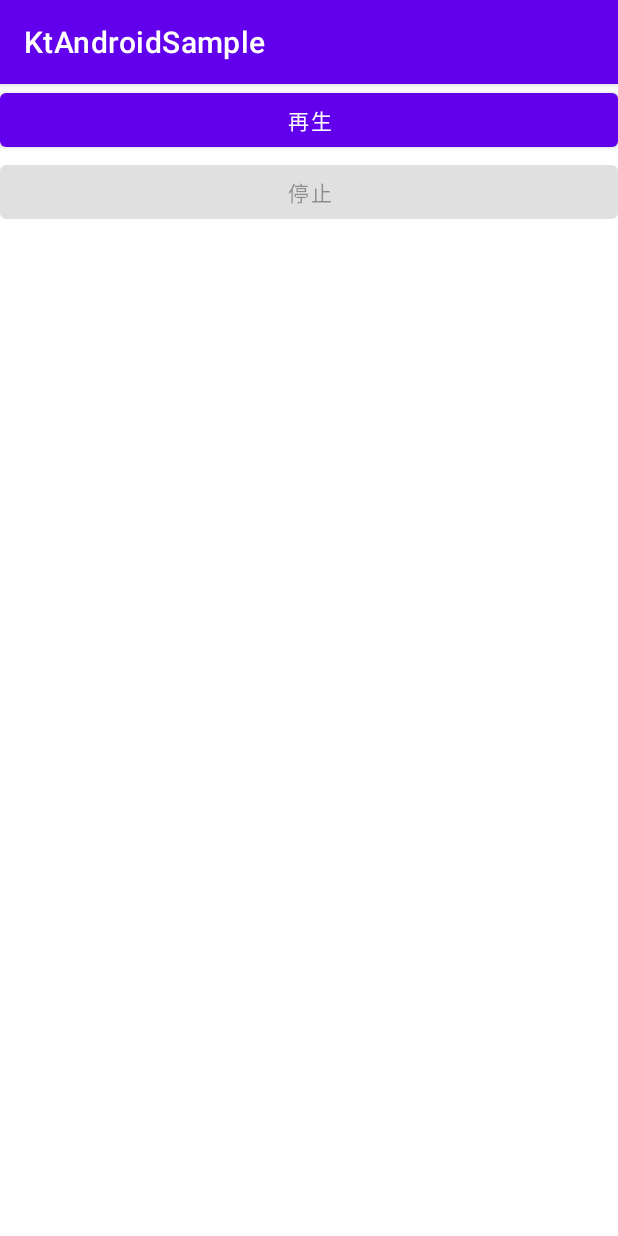
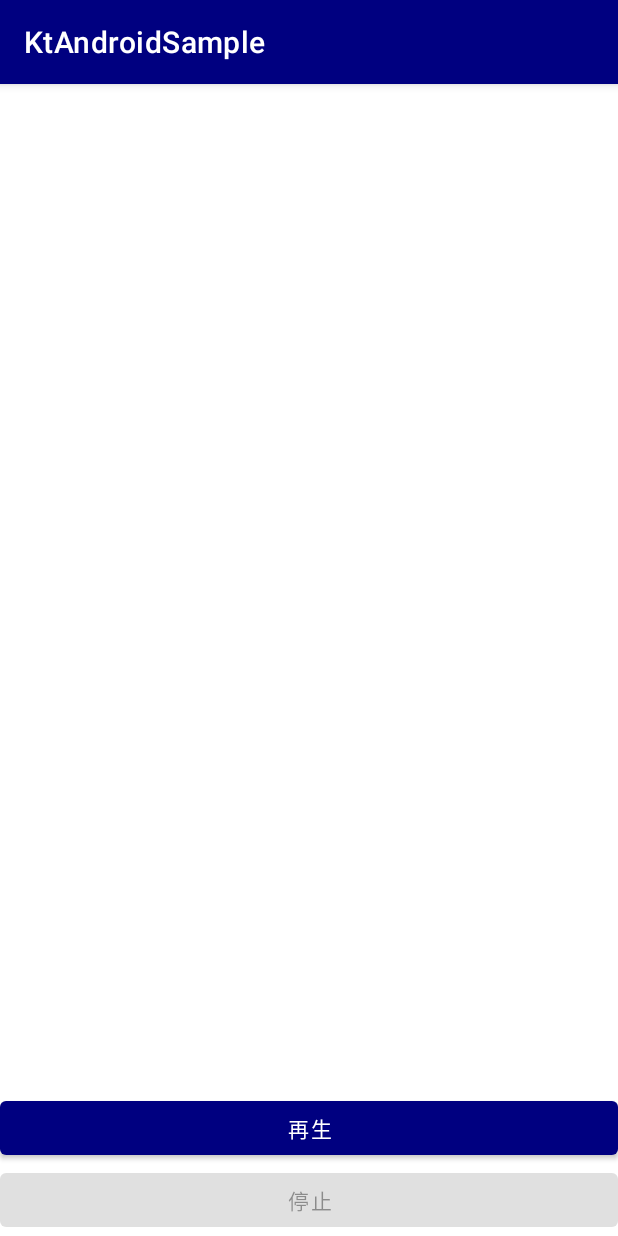
Before and after one commit to nao-sato/AndroidSamplesApp, an Android app: the ServiceActivity screen opened directly, with no data from a screen before it, on a phone screen of 412 x 824 dp. Run offline under Robolectric (Android 15) with nearby library versions, the phone set to English and light mode, and no system bars; our stand-ins replace data binding.

Commit message:
・テーマカラーを変更 ・サービスのレイアウトを変更

```diff
--- a/app/src/main/res/layout/activity_service.xml
+++ b/app/src/main/res/layout/activity_service.xml
@@ -14,7 +14,7 @@
             android:layout_height="wrap_content"
             android:text="@string/bt_play_play"
             app:layout_constraintStart_toStartOf="parent"
-            app:layout_constraintTop_toTopOf="parent"/>
+            app:layout_constraintBottom_toTopOf="@id/bt_stop"/>
 
         <Button
             android:id="@+id/bt_stop"
@@ -23,7 +23,7 @@
             android:text="@string/bt_play_stop"
             android:enabled="false"
             app:layout_constraintStart_toStartOf="parent"
-            app:layout_constraintTop_toBottomOf="@+id/bt_play"/>
+            app:layout_constraintBottom_toBottomOf="parent"/>
 
     </androidx.constraintlayout.widget.ConstraintLayout>
 </layout>
--- a/app/src/main/res/values/colors.xml
+++ b/app/src/main/res/values/colors.xml
@@ -8,4 +8,6 @@
     <color name="black">#FF000000</color>
     <color name="white">#FFFFFFFF</color>
     <color name="LightSlateGray">#778899</color>
+    <color name="DodgerBlue">#1E90FF</color>
+    <color name="Navy">#000080</color>
 </resources>
--- a/app/src/main/res/values/themes.xml
+++ b/app/src/main/res/values/themes.xml
@@ -2,7 +2,7 @@
     <!-- Base application theme. -->
     <style name="Theme.KtAndroidSample" parent="Theme.MaterialComponents.DayNight.DarkActionBar">
         <!-- Primary brand color. -->
-        <item name="colorPrimary">@color/purple_500</item>
+        <item name="colorPrimary">@color/Navy</item>
         <item name="colorPrimaryVariant">@color/purple_700</item>
         <item name="colorOnPrimary">@color/white</item>
         <!-- Secondary brand color. -->
```
